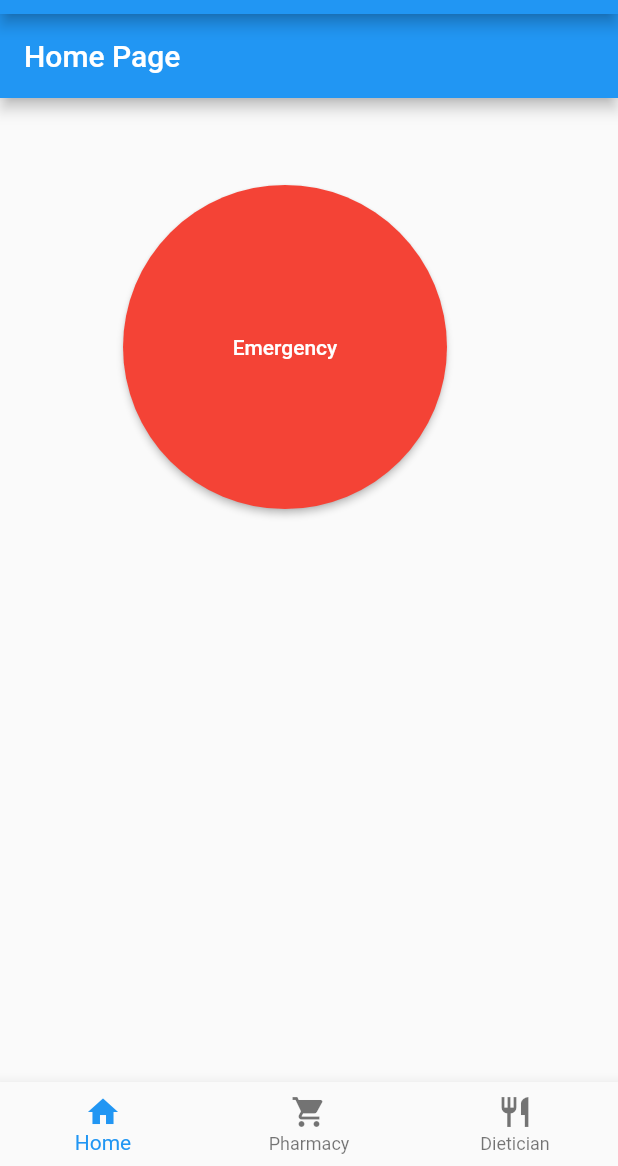
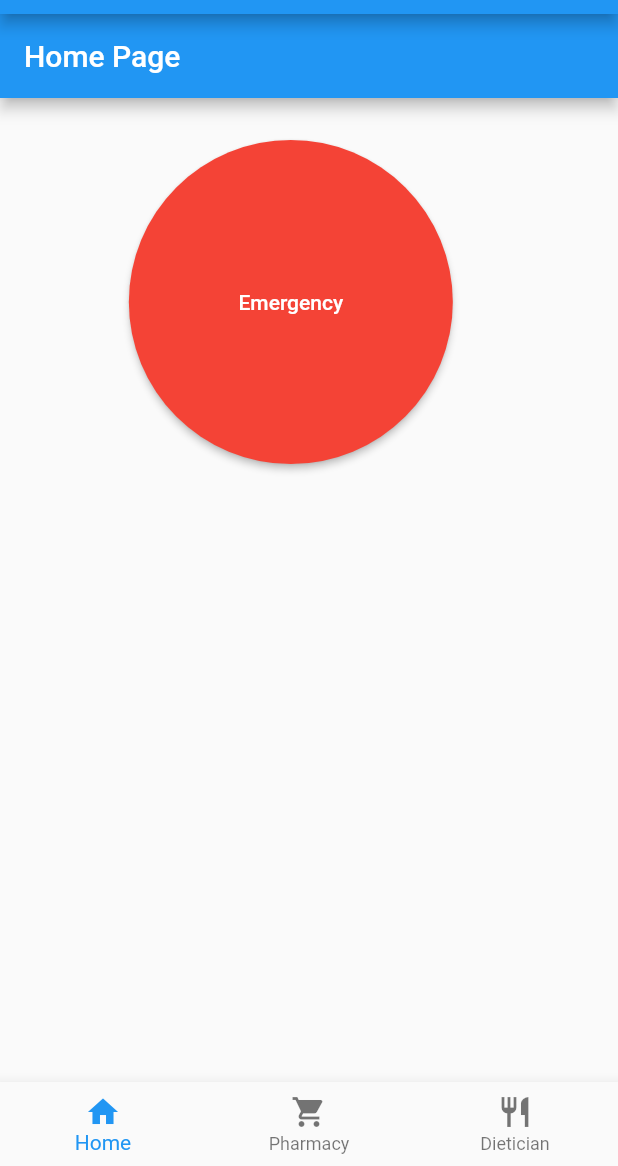
Before and after one commit to angelinetanvy/Lifeline, a Flutter app: the screen it shows after launch, on a phone screen of 412 x 824 dp, the part 70-1236 px from its top. Run offline on Flutter 3.47's test engine with Material 2 defaults, Android fonts, the phone set to English and light mode, and no system bars; our stand-ins replace firebase_core; accounts and stored records are empty.

Commit message:
working Emergency button and Progress Bar

```diff
--- a/lifeline_app/lib/HomePage.dart
+++ b/lifeline_app/lib/HomePage.dart
@@ -1,6 +1,7 @@
 import 'package:flutter/cupertino.dart';
 import 'package:flutter/material.dart';
-import 'package:lifeline_app/MapPage.dart';
+import 'MapPage.dart';
+import 'ProgressPage.dart';
 
 class HomePage extends StatefulWidget {
   HomePage({Key key, this.title}) : super(key: key);
@@ -18,12 +19,14 @@ class _HomePageState extends State<HomePage> {
       appBar: AppBar(
         title: Text(widget.title),
       ),
-      floatingActionButton : ListView(children: <Widget>[
-        Container(
-          //height: 150,
-          margin: EdgeInsets.symmetric(vertical: 130.0),
-          padding:EdgeInsets.symmetric(horizontal:30),
-          child:RaisedButton(
+      floatingActionButton:
+      Stack(
+        children: [
+          Positioned(
+              top: 100,
+              left: 75,
+              child:
+              RaisedButton(
                   child: Text('Emergency',style: TextStyle(color: Colors.white)),
                   color: Colors.red,
                   splashColor: Colors.lightBlue,
@@ -31,12 +34,32 @@ class _HomePageState extends State<HomePage> {
                   padding: EdgeInsets.all(100.0),
                   onPressed: (){
                     Navigator.push(context,
-                MaterialPageRoute(builder:(context)=>MapPage()),
+                        MaterialPageRoute(builder:(context)=>ProgressPage()),
                     );
-            },
+                  }
+              )
           ),
+        ],
       ),
-      ],)  ,
+      // floatingActionButton : ListView(children: <Widget>[
+      //   Container(
+      //     //height: 150,
+      //     margin: EdgeInsets.symmetric(vertical: 130.0),
+      //     padding:EdgeInsets.symmetric(horizontal:30),
+      //     child:RaisedButton(
+      //       child: Text('Emergency',style: TextStyle(color: Colors.white)),
+      //       color: Colors.red,
+      //       splashColor: Colors.lightBlue,
+      //       shape: CircleBorder(),
+      //       padding: EdgeInsets.all(100.0),
+      //       onPressed: (){
+      //         Navigator.push(context,
+      //           MaterialPageRoute(builder:(context)=>MapPage()),
+      //         );
+      //       },
+      //     ),
+      //   ),
+      // ],)  ,
     );
   }
 }
--- a/lifeline_app/pubspec.yaml
+++ b/lifeline_app/pubspec.yaml
@@ -43,6 +43,7 @@ dependencies:
   geoflutterfire: ^2.2.1
   firebase_core: ^0.5.0
   rxdart: ^0.24.1
+  geocoder: ^0.2.1
 
 dev_dependencies:
   flutter_test:
@@ -59,10 +60,11 @@ flutter:
   # the material Icons class.
   uses-material-design: true
 
+
   # To add assets to your application, add an assets section, like this:
   # assets:
   #   - images/a_dot_burr.jpeg
-  #   - images/a_dot_ham.jpeg
+#     - images/a_dot_ham.jpeg
 
   # An image asset can refer to one or more resolution-specific "variants", see
   # https://flutter.dev/assets-and-images/#resolution-aware.
```
Also changed, not shown: lifeline_app/lib/CircleProgress.dart (added, +39 -0 lines), lifeline_app/lib/ProgressPage.dart (added, +93 -0 lines), lifeline_app/assets/images/humanicon.jpg (added), lifeline_app/assets/images/humanicon.png (added), lifeline_app/pubspec.lock, 2 other files. Lines whose indentation alone changed are shown as unchanged.
